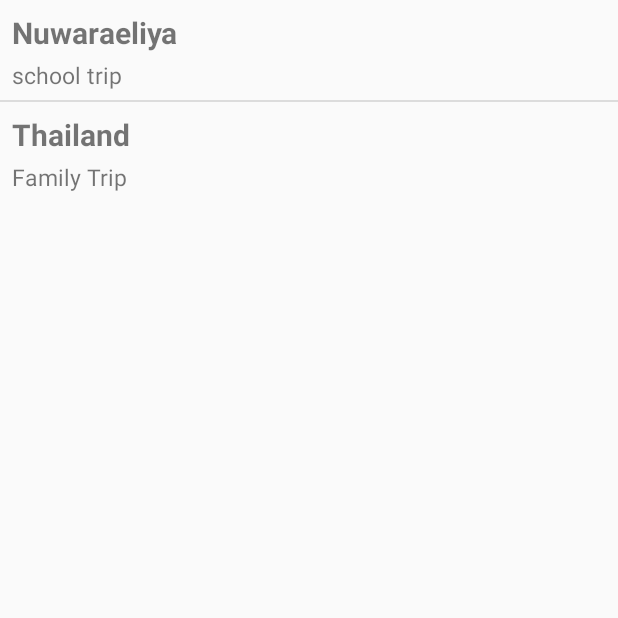
After one commit to aruna06uom/ci6222.mobileDev, an Android app: the ComingTripsActivity screen opened directly, with no data from a screen before it, on a phone screen of 412 x 824 dp, the top half of it. The commit adds this screen. Run offline under Robolectric (Android 15) with nearby library versions, the phone set to English and light mode, and no system bars.

Commit message:
Add tabbed list view

```diff
--- /dev/null
+++ b/TravelBuddy/mobile/src/main/java/demo/mobile/msc/ntu/travelbuddy/activities/ComingTripsActivity.java
@@ -0,0 +1,46 @@
+package demo.mobile.msc.ntu.travelbuddy.activities;
+
+import android.app.ListActivity;
+import android.os.Bundle;
+import android.widget.ListAdapter;
+import android.widget.SimpleAdapter;
+
+import java.util.ArrayList;
+import java.util.HashMap;
+
+import demo.mobile.msc.ntu.travelbuddy.R;
+
+public class ComingTripsActivity extends ListActivity {
+
+
+    private static final String TAG_NAME = "name";
+    private static final String TAG_DESCRIPTION = "description";
+
+    ArrayList<HashMap<String, String>> comingTripsList;
+
+    @Override
+    protected void onCreate(Bundle savedInstanceState) {
+        super.onCreate(savedInstanceState);
+        setContentView(R.layout.activity_coming_trips);
+
+        comingTripsList = new ArrayList<HashMap<String, String>>();
+
+        HashMap<String, String> map1 = new HashMap<>();
+        map1.put(TAG_NAME, "Nuwaraeliya");
+        map1.put(TAG_DESCRIPTION, "school trip");
+        HashMap<String, String> map2 = new HashMap<>();
+        map2.put(TAG_NAME, "Thailand");
+        map2.put(TAG_DESCRIPTION, "Family Trip");
+        comingTripsList.add(map1);
+        comingTripsList.add(map2);
+
+        ListAdapter adapter = new SimpleAdapter(
+                ComingTripsActivity.this, comingTripsList,
+                R.layout.coming_trips_view, new String[] { TAG_NAME, TAG_DESCRIPTION},
+                new int[] { R.id.comingTripName, R.id.comingTripDes});
+        // updating listview
+        setListAdapter(adapter);
+
+
+    }
+}
--- /dev/null
+++ b/TravelBuddy/mobile/src/main/res/layout/activity_coming_trips.xml
@@ -0,0 +1,12 @@
+<?xml version="1.0" encoding="utf-8"?>
+<LinearLayout xmlns:android="http://schemas.android.com/apk/res/android"
+    android:layout_width="fill_parent"
+    android:layout_height="fill_parent"
+    android:orientation="vertical" >
+
+    <ListView
+        android:id="@android:id/list"
+        android:layout_width="fill_parent"
+        android:layout_height="wrap_content" />
+
+</LinearLayout>
--- /dev/null
+++ b/TravelBuddy/mobile/src/main/res/layout/coming_trips_view.xml
@@ -0,0 +1,34 @@
+<?xml version="1.0" encoding="utf-8"?>
+<RelativeLayout xmlns:android="http://schemas.android.com/apk/res/android"
+    android:layout_width="fill_parent"
+    android:layout_height="wrap_content"
+    android:orientation="vertical" >
+
+    <!-- From Label -->
+    <TextView
+        android:id="@+id/comingTripName"
+        android:layout_width="fill_parent"
+        android:layout_height="wrap_content"
+        android:paddingTop="8dip"
+        android:paddingLeft="8dip"
+        android:paddingBottom="4dip"
+        android:textSize="20dip"
+        android:textStyle="bold" />
+
+    <!-- Mail Subject -->
+    <TextView android:id="@+id/comingTripDes"
+        android:layout_height="wrap_content"
+        android:layout_width="wrap_content"
+        android:paddingLeft="8dip"
+        android:paddingBottom="6dip"
+        android:textSize="15dip"
+        android:layout_below="@id/comingTripName"/>
+
+    <!--&lt;!&ndash; Mail date &ndash;&gt;-->
+    <!--<TextView android:id="@+id/date"-->
+        <!--android:layout_width="wrap_content"-->
+        <!--android:layout_height="wrap_content"-->
+        <!--android:layout_alignParentRight="true"-->
+        <!--android:padding="8dip"/>/-->
+
+</RelativeLayout>
```
Also changed, not shown: TravelBuddy/mobile/src/main/AndroidManifest.xml (+11 -0 lines), TravelBuddy/mobile/src/main/java/demo/mobile/msc/ntu/travelbuddy/activities/MainActivity.java (+13 -2 lines), TravelBuddy/mobile/src/main/java/demo/mobile/msc/ntu/travelbuddy/activities/PastTripsActivity.java (added, +43 -0 lines), TravelBuddy/mobile/src/main/java/demo/mobile/msc/ntu/travelbuddy/activities/ViewTripsTabs.java (added, +38 -0 lines), TravelBuddy/mobile/src/main/res/layout/activity_main.xml (+21 -3 lines), TravelBuddy/mobile/src/main/res/layout/activity_past_trips.xml (added, +12 -0 lines), TravelBuddy/mobile/src/main/res/layout/activity_view_trips.xml (+15 -1 lines), TravelBuddy/mobile/src/main/res/layout/activity_view_trips_tabs.xml (added, +19 -0 lines), TravelBuddy/mobile/src/main/res/layout/icon_coming.xml (added, +9 -0 lines), TravelBuddy/mobile/src/main/res/layout/icon_past.xml (added, +9 -0 lines), TravelBuddy/mobile/src/main/res/layout/past_trips_view.xml (added, +34 -0 lines), TravelBuddy/mobile/src/main/res/values/strings.xml (+8 -1 lines), TravelBuddy/mobile/src/main/res/drawable/sunset_24.png (added), TravelBuddy/mobile/src/main/res/drawable/sunset_32.png (added), 2 more files.
